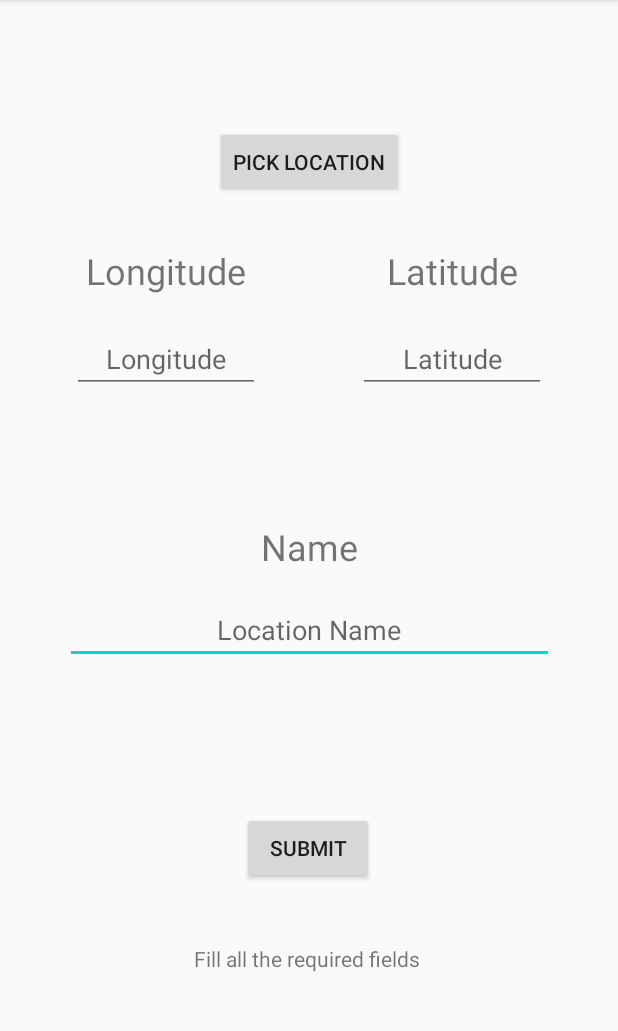
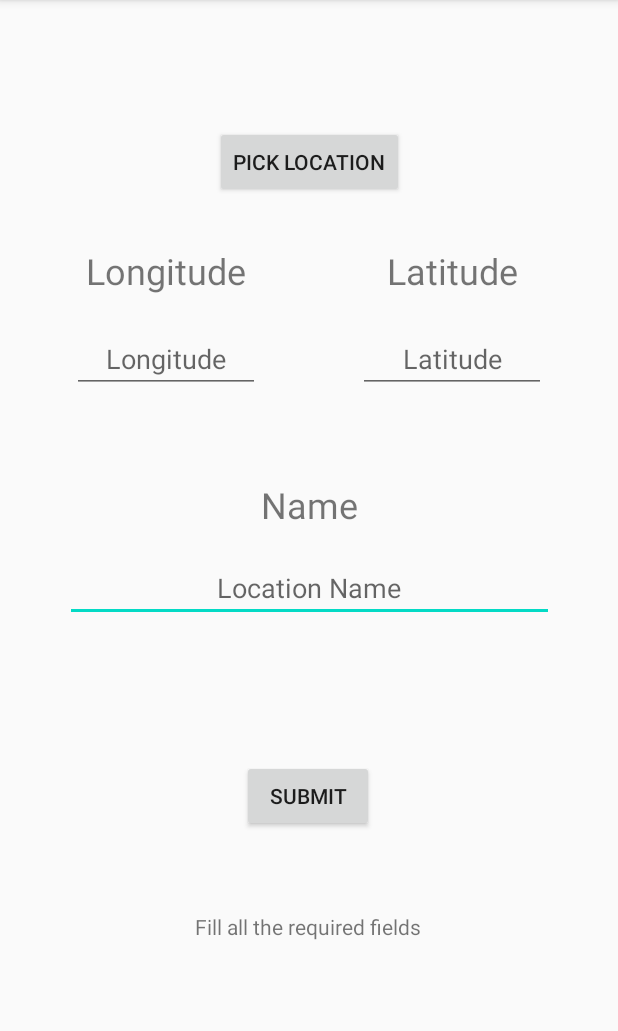
Before and after one commit to maniahania/mobilki, an Android app: the AddLocationActivity screen opened directly, with no data from a screen before it, after a tap on "SUBMIT", on a phone screen of 412 x 824 dp, the part 84-1115 px from its top. Run offline under Robolectric (Android 15) with nearby library versions, the phone set to English and light mode, and no system bars.

Commit message:
Prototyp II: naprawa ze na telefonie byl ',' zamiast '.' nwm czemu

```diff
--- a/app/src/main/java/maniananana/chm/addLocation/AddLocationActivity.java
+++ b/app/src/main/java/maniananana/chm/addLocation/AddLocationActivity.java
@@ -54,14 +54,14 @@ public class AddLocationActivity extends AppCompatActivity {
 
                 if (lon.getText().toString().equals("") || lat.getText().toString().equals("") || name.getText().toString().equals("")) {
                     warningText.setText(R.string.warningEmpty);
-                } else if (Double.parseDouble(lon.getText().toString()) < -180 || Double.parseDouble(lon.getText().toString()) > 180) {
+                } else if (Double.parseDouble(lon.getText().toString().replace(',', '.')) < -180 || Double.parseDouble(lon.getText().toString().replace(',', '.')) > 180) {
                     warningText.setText(R.string.warningLongitude);
-                } else if (Double.parseDouble(lat.getText().toString()) < -90 || Double.parseDouble(lat.getText().toString()) > 90) {
+                } else if (Double.parseDouble(lat.getText().toString().replace(',', '.')) < -90 || Double.parseDouble(lat.getText().toString().replace(',', '.')) > 90) {
                     warningText.setText(R.string.warningLatitude);
                 } else if (name.getText().toString().length() < 3 || name.getText().toString().length() > 60) {
                     warningText.setText(R.string.warningName);
                 } else {
-                    lpr.add(new LocationPoint(name.getText().toString(), Double.parseDouble(lat.getText().toString()), Double.parseDouble(lon.getText().toString())));
+                    lpr.add(new LocationPoint(name.getText().toString(), Double.parseDouble(lat.getText().toString().replace(',', '.')), Double.parseDouble(lon.getText().toString().replace(',', '.'))));
                     lpr.saveData(getApplicationContext());
                     finish();
                 }
--- a/app/src/main/res/layout/activity_add_location.xml
+++ b/app/src/main/res/layout/activity_add_location.xml
@@ -10,13 +10,12 @@
         android:id="@+id/submitBtn"
         android:layout_width="wrap_content"
         android:layout_height="wrap_content"
+        android:layout_marginTop="92dp"
         android:text="@string/submit"
-        app:layout_constraintBottom_toBottomOf="parent"
         app:layout_constraintEnd_toEndOf="parent"
         app:layout_constraintHorizontal_bias="0.498"
         app:layout_constraintStart_toStartOf="parent"
-        app:layout_constraintTop_toTopOf="parent"
-        app:layout_constraintVertical_bias="0.752" />
+        app:layout_constraintTop_toBottomOf="@+id/pickName" />
 
     <EditText
         android:id="@+id/pickName"
@@ -75,12 +74,11 @@
         android:id="@+id/nameTextView"
         android:layout_width="125dp"
         android:layout_height="wrap_content"
-        android:layout_marginTop="216dp"
+        android:layout_marginTop="188dp"
         android:gravity="center"
         android:text="@string/name"
         android:textSize="24sp"
         app:layout_constraintEnd_toEndOf="parent"
-        app:layout_constraintHorizontal_bias="0.501"
         app:layout_constraintStart_toStartOf="parent"
         app:layout_constraintTop_toBottomOf="@+id/pickLocationBtn" />
 
@@ -125,9 +123,11 @@
         android:layout_marginTop="40dp"
         android:text="@string/textview"
         android:visibility="invisible"
+        app:layout_constraintBottom_toBottomOf="parent"
         app:layout_constraintEnd_toEndOf="parent"
-        app:layout_constraintHorizontal_bias="0.496"
+        app:layout_constraintHorizontal_bias="0.498"
         app:layout_constraintStart_toStartOf="parent"
-        app:layout_constraintTop_toBottomOf="@+id/submitBtn" />
+        app:layout_constraintTop_toBottomOf="@+id/submitBtn"
+        app:layout_constraintVertical_bias="0.085" />
 
 </androidx.constraintlayout.widget.ConstraintLayout>
```
